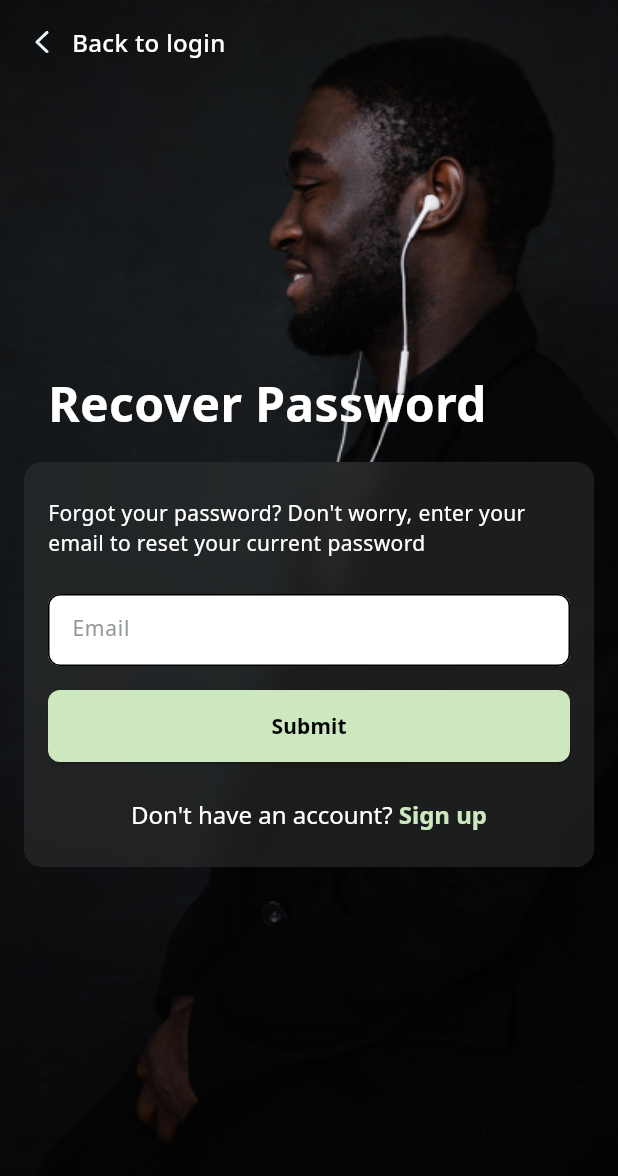
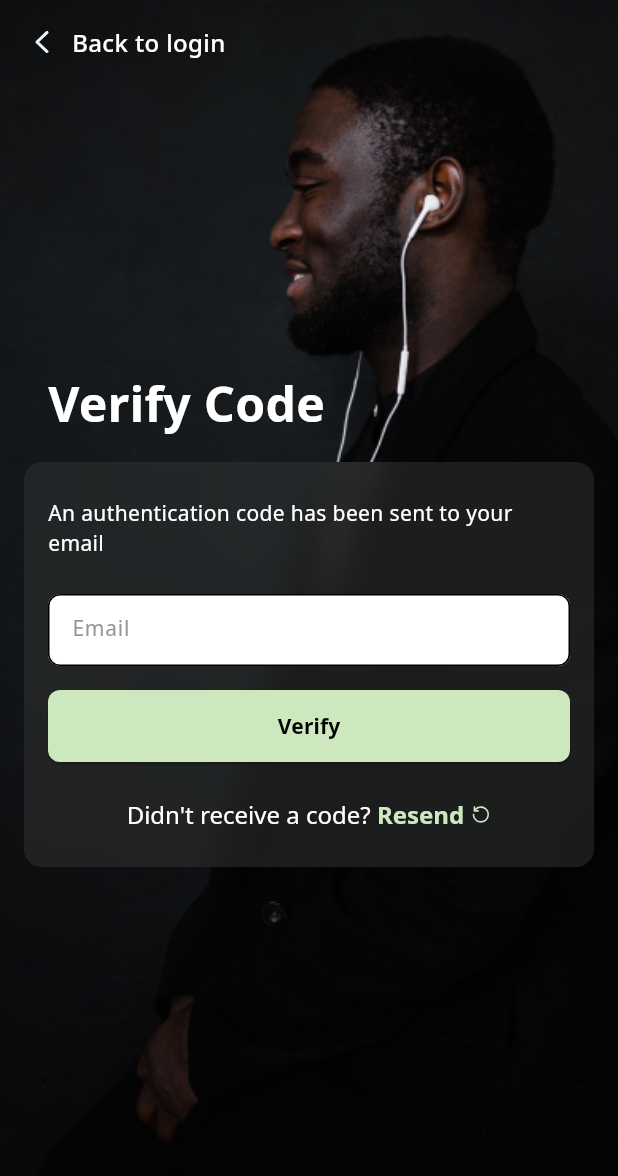
Before and after one commit to Mohammad-Nikmard/Book-Nexus, a Flutter app: the screen it shows after launch, on a phone screen of 412 x 824 dp. Shown: the top 1176 px of the screen. Run offline on Flutter 3.47's test engine with Material 3 defaults, Android fonts, the phone set to English and light mode, and no system bars; our stand-ins replace flutter_svg.

Commit message:
feature : add password verification screen

```diff
--- a/lib/main.dart
+++ b/lib/main.dart
@@ -1,4 +1,4 @@
-import 'package:book_nexsus/ui/forget_password_screen.dart';
+import 'package:book_nexsus/ui/password_verification_screen.dart';
 import 'package:flutter/material.dart';
 
 void main() {
@@ -12,7 +12,7 @@
   Widget build(BuildContext context) {
     return const MaterialApp(
       debugShowCheckedModeBanner: false,
-      home: ForgetPasswordScreen(),
+      home: PasswordVerificationScreen(),
     );
   }
 }
--- /dev/null
+++ b/lib/ui/password_verification_screen.dart
@@ -0,0 +1,156 @@
+import 'package:book_nexsus/constants/constants.dart';
+import 'package:book_nexsus/widgets/custom_blur_box.dart';
+import 'package:book_nexsus/widgets/custom_elevated_button.dart';
+import 'package:book_nexsus/widgets/custom_text_field.dart';
+import 'package:flutter/material.dart';
+import 'package:flutter_svg/svg.dart';
+
+class PasswordVerificationScreen extends StatefulWidget {
+  const PasswordVerificationScreen({super.key});
+
+  @override
+  State<PasswordVerificationScreen> createState() =>
+      _PasswordVerificationScreenState();
+}
+
+class _PasswordVerificationScreenState
+    extends State<PasswordVerificationScreen> {
+  final TextEditingController emailController = TextEditingController();
+  @override
+  Widget build(BuildContext context) {
+    return DecoratedBox(
+      decoration: const BoxDecoration(
+        image: DecorationImage(
+          fit: BoxFit.cover,
+          image: AssetImage(
+            'assets/images/background_guy.png',
+          ),
+        ),
+      ),
+      child: Scaffold(
+        backgroundColor: Colors.transparent,
+        body: SafeArea(
+          child: Stack(
+            children: [
+              const Positioned(
+                top: 16,
+                left: 16,
+                child: _BackToLoginButton(),
+              ),
+              Center(
+                child: Padding(
+                  padding: const EdgeInsets.symmetric(horizontal: 16),
+                  child: Column(
+                    crossAxisAlignment: CrossAxisAlignment.start,
+                    mainAxisAlignment: MainAxisAlignment.center,
+                    children: [
+                      const Padding(
+                        padding: EdgeInsets.only(left: 16),
+                        child: Text(
+                          'Verify Code',
+                          style: TextStyle(
+                            fontFamily: 'NB',
+                            fontSize: 32,
+                            color: AppColors.white,
+                          ),
+                        ),
+                      ),
+                      const SizedBox(height: 16),
+                      CustomBlurBox(
+                        child: Column(
+                          children: [
+                            const Text(
+                              "An authentication code has been sent to your email",
+                              style: TextStyle(
+                                fontFamily: 'NR',
+                                fontSize: 14,
+                                color: AppColors.white,
+                              ),
+                              textAlign: TextAlign.start,
+                            ),
+                            const SizedBox(height: 24),
+                            CustomTextField(
+                              controller: emailController,
+                              hintText: 'Email',
+                            ),
+                            const SizedBox(height: 16),
+                            CustomElevatedButton(
+                              onPressed: () {},
+                              text: 'Verify',
+                            ),
+                            const SizedBox(height: 24),
+                            Row(
+                              mainAxisAlignment: MainAxisAlignment.center,
+                              children: [
+                                RichText(
+                                  text: const TextSpan(
+                                    children: [
+                                      TextSpan(
+                                        text: "Didn't receive a code? ",
+                                        style: TextStyle(
+                                          fontFamily: 'NR',
+                                          fontSize: 16,
+                                          color: AppColors.white,
+                                        ),
+                                      ),
+                                      TextSpan(
+                                        text: 'Resend ',
+                                        style: TextStyle(
+                                          fontFamily: 'NB',
+                                          fontSize: 16,
+                                          color: AppColors.greenAccent,
+                                        ),
+                                      ),
+                                    ],
+                                  ),
+                                ),
+                                SvgPicture.asset(
+                                  'assets/images/icon_reload.svg',
+                                  height: 14,
+                                  width: 14,
+                                ),
+                              ],
+                            ),
+                          ],
+                        ),
+                      ),
+                    ],
+                  ),
+                ),
+              ),
+            ],
+          ),
+        ),
+      ),
+    );
+  }
+}
+
+class _BackToLoginButton extends StatelessWidget {
+  const _BackToLoginButton();
+
+  @override
+  Widget build(BuildContext context) {
+    return GestureDetector(
+      onTap: () {},
+      child: Row(
+        children: [
+          SvgPicture.asset(
+            'assets/images/icon_arrow_left.svg',
+            height: 24,
+            width: 24,
+          ),
+          const SizedBox(width: 8),
+          const Text(
+            'Back to login',
+            style: TextStyle(
+              fontFamily: 'NM',
+              fontSize: 16,
+              color: AppColors.white,
+            ),
+          ),
+        ],
+      ),
+    );
+  }
+}
```
Also changed, not shown: assets/images/icon_reload.svg (added).
